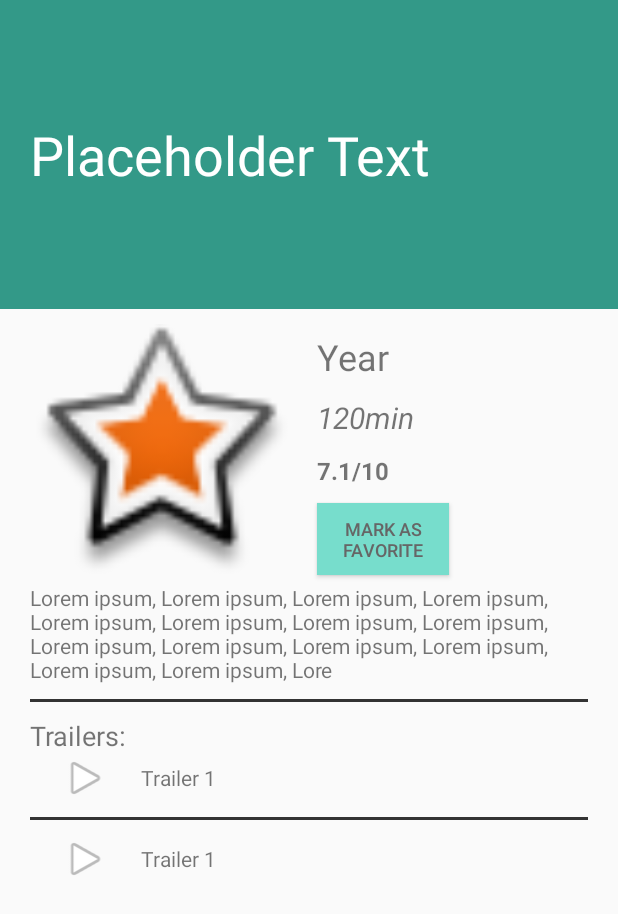
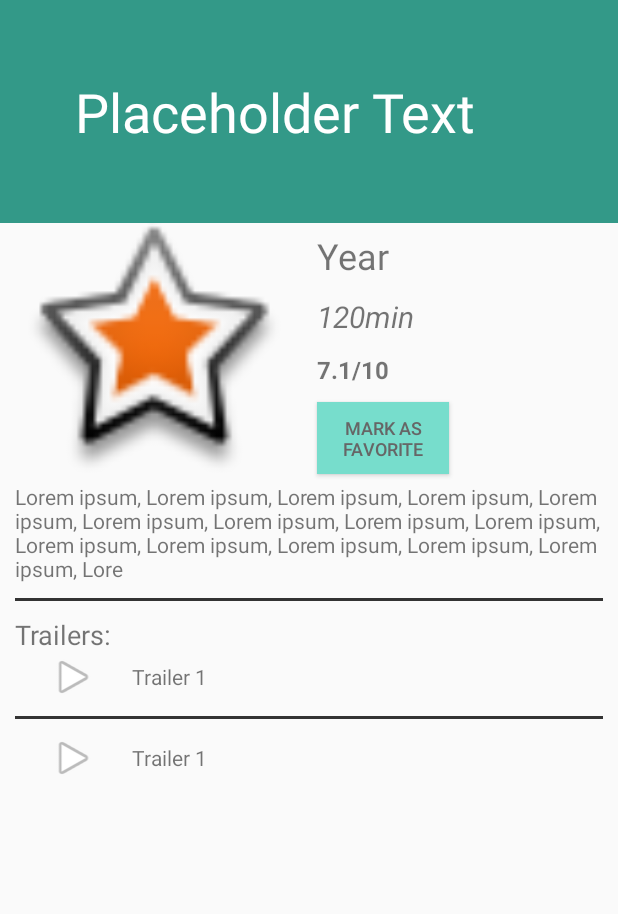
Before and after one commit to khanal-abhi/popular-movies, an Android app: the layout fragment_detail.xml on its own in the app's theme, with its tools: preview values and no code run, on a phone screen of 412 x 824 dp. Shown: the top 914 px of the screen. Run offline under Robolectric (Android 15) with nearby library versions, the phone set to English and light mode, and no system bars.

Commit message:
Cleaning the ui for detail view.

```diff
--- a/app/src/main/res/layout/fragment_detail.xml
+++ b/app/src/main/res/layout/fragment_detail.xml
@@ -4,38 +4,37 @@
     android:layout_height="match_parent"
     tools:context="co.khanal.popularmovies.DetailActivityFragment"
     tools:showIn="@layout/activity_detail"
-    android:orientation="vertical"
-    android:weightSum="4">
+    android:orientation="vertical">
 
-    <TextView
-        android:id="@+id/movie_title"
-        android:paddingLeft="20dp"
-        android:textSize="36dp"
-        android:gravity="center_vertical"
-        android:text="Placeholder Text"
-        android:textColor="#ffffff"
-        android:background="#339988"
-        android:layout_width="match_parent"
-        android:layout_height="0dp"
-        android:layout_weight="1"/>
+
 
     <ScrollView
-        android:padding="10dp"
         android:layout_width="match_parent"
-        android:layout_height="0dp"
-        android:layout_weight="4">
+        android:layout_height="wrap_content">
+
+
 
         <LinearLayout
             android:orientation="vertical"
             android:layout_width="match_parent"
-            android:layout_height="match_parent"
-            android:weightSum="13">
+            android:layout_height="wrap_content">
+
+            <TextView
+                android:id="@+id/movie_title"
+                android:padding="50dp"
+                android:textSize="36dp"
+                android:gravity="center_vertical"
+                android:text="Placeholder Text"
+                android:textColor="#ffffff"
+                android:background="#339988"
+                android:layout_width="match_parent"
+                android:layout_height="wrap_content"/>
 
             <LinearLayout
                 android:orientation="horizontal"
                 android:layout_width="match_parent"
                 android:layout_height="0dp"
-                android:layout_weight="5"
+                android:layout_weight="6"
                 android:weightSum="2">
 
                 <ImageView
```
Also changed, not shown: app/src/main/java/co/khanal/popularmovies/DetailActivityFragment.java (+19 -1 lines), app/src/main/java/co/khanal/popularmovies/GridViewAdapter.java (+4 -4 lines), app/src/main/java/co/khanal/popularmovies/MainActivityFragment.java (+4 -72 lines), app/src/main/java/co/khanal/popularmovies/Movie.java (+36 -27 lines).
